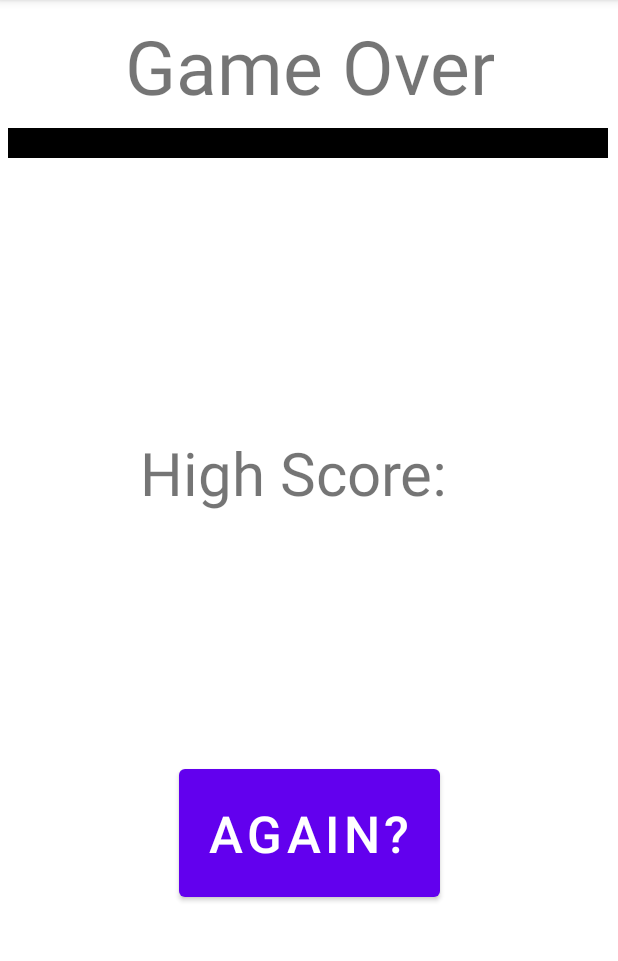
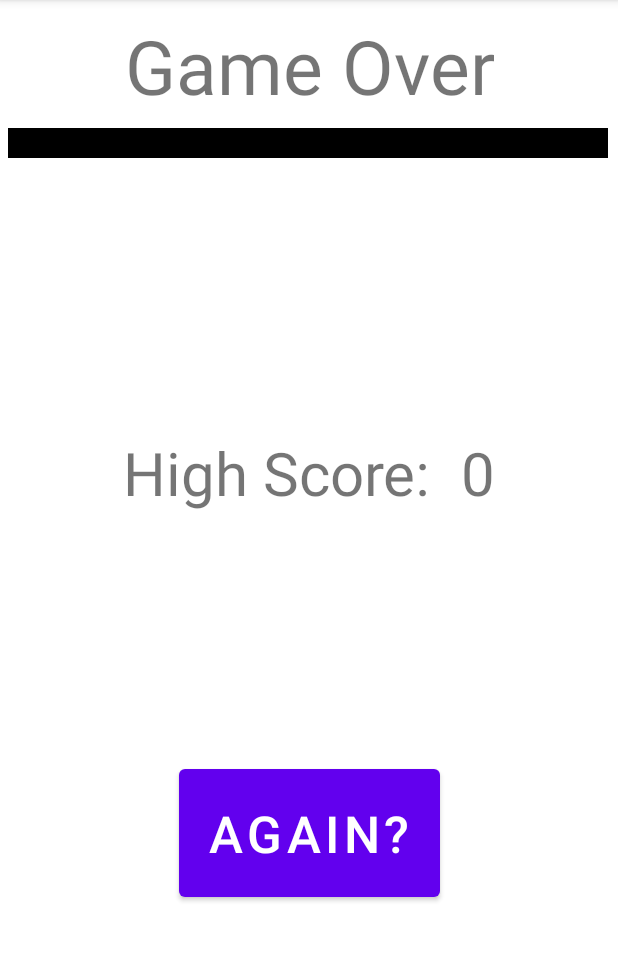
Before and after one commit to erikv05/simon-eaa, an Android app: the EndScreen screen opened through its navigation route, on a phone screen of 412 x 824 dp, the part 84-1045 px from its top. Run offline under Robolectric (Android 15) with nearby library versions, the phone set to English and light mode, and no system bars; Roboto replaces fonts that are not available here.

Commit message:
Fixed score page. Everything should be working now.

```diff
--- a/app/src/main/java/org/overlake/mat803/simon/EndScreen.java
+++ b/app/src/main/java/org/overlake/mat803/simon/EndScreen.java
@@ -31,7 +31,7 @@ public class EndScreen extends Fragment {
         mBinding.playAgain.setOnClickListener(view -> {
             NavHostFragment.findNavController(this).navigate(R.id.action_endScreen_to_gameFragment2);
         });
-
+        mBinding.score.setText(String.valueOf(getArguments().getInt("score")));
         return mBinding.getRoot();
     }
 }
--- a/app/src/main/res/navigation/nav_graph.xml
+++ b/app/src/main/res/navigation/nav_graph.xml
@@ -29,5 +29,9 @@
         <action
             android:id="@+id/action_endScreen_to_gameFragment2"
             app:destination="@id/gameFragment2" />
+        <argument
+            android:name="Score"
+            app:argType="integer"
+            android:defaultValue="0" />
     </fragment>
 </navigation>
```
Also changed, not shown: app/src/main/java/org/overlake/mat803/simon/GameFragment.java (+4 -5 lines).
